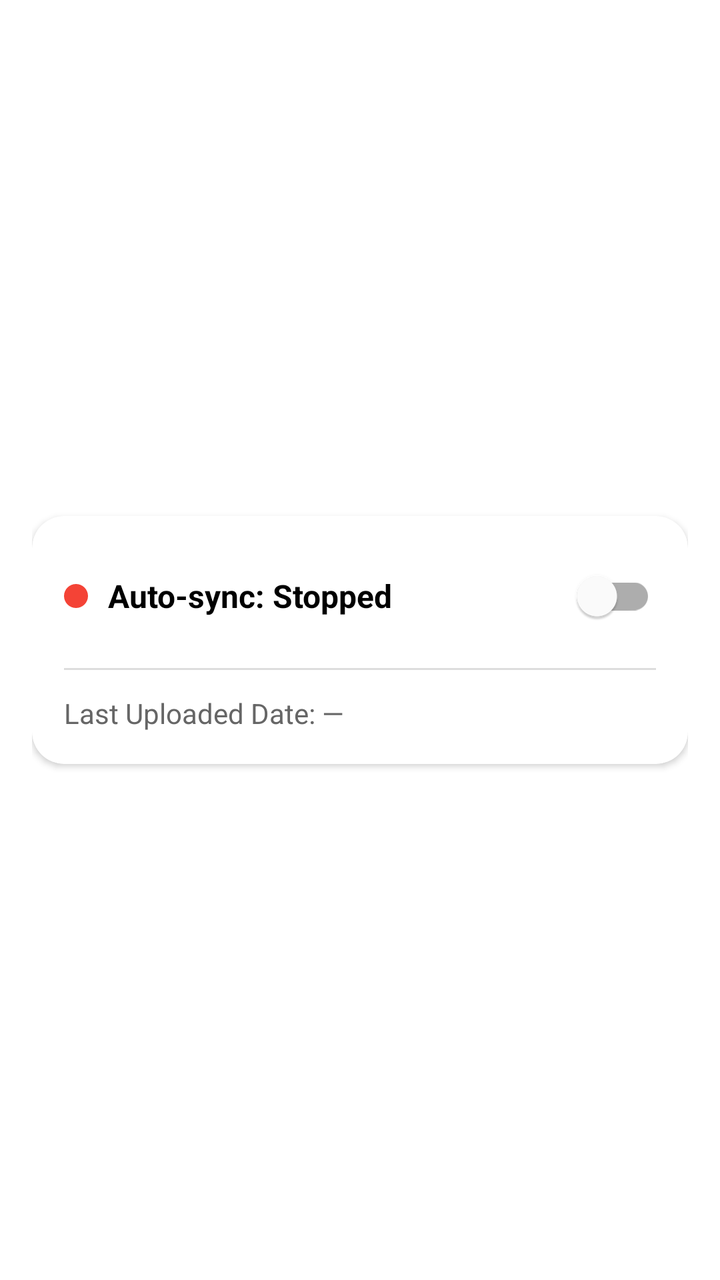
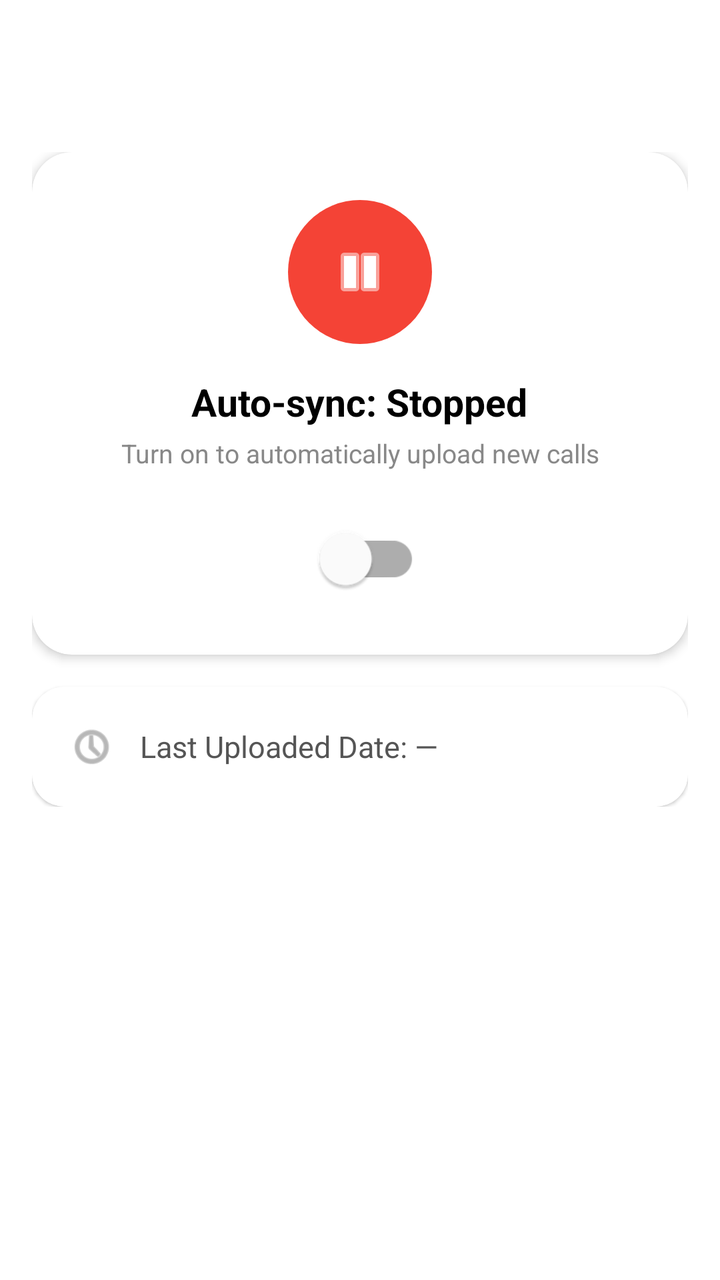

Two renders of the same Android screen: before a commit and after it. Below are the layout's source before the change and the commit's diff.
<!-- AndroidManifest.xml: application theme Theme.Calls -->
<!-- res/layout/fragment_main.xml -->
<?xml version="1.0" encoding="utf-8"?>
<RelativeLayout xmlns:android="http://schemas.android.com/apk/res/android"
    xmlns:app="http://schemas.android.com/apk/res-auto"
    android:layout_width="match_parent"
    android:layout_height="match_parent"
    android:padding="16dp">

    <com.google.android.material.card.MaterialCardView
        android:layout_width="match_parent"
        android:layout_height="wrap_content"
        android:layout_centerInParent="true"
        app:cardCornerRadius="16dp"
        app:cardElevation="2dp">

        <LinearLayout
            android:layout_width="match_parent"
            android:layout_height="wrap_content"
            android:orientation="vertical"
            android:padding="16dp">

            <LinearLayout
                android:layout_width="match_parent"
                android:layout_height="wrap_content"
                android:orientation="horizontal"
                android:gravity="center_vertical">

                <View
                    android:id="@+id/syncStatusDot"
                    android:layout_width="12dp"
                    android:layout_height="12dp"
                    android:background="@drawable/circle_shape"
                    android:backgroundTint="@color/call_missed"/>

                <TextView
                    android:id="@+id/tvSyncStatus"
                    android:layout_width="0dp"
                    android:layout_height="wrap_content"
                    android:layout_weight="1"
                    android:layout_marginStart="10dp"
                    android:text="Auto-sync: Stopped"
                    android:textSize="16sp"
                    android:textStyle="bold"
                    android:textColor="@color/black"/>

                <com.google.android.material.switchmaterial.SwitchMaterial
                    android:id="@+id/switchAutoSync"
                    android:layout_width="wrap_content"
                    android:layout_height="wrap_content"/>

            </LinearLayout>

            <View
                android:layout_width="match_parent"
                android:layout_height="1dp"
                android:background="#22000000"
                android:layout_marginVertical="12dp"/>

            <TextView
                android:id="@+id/lastUpload"
                android:layout_width="match_parent"
                android:layout_height="wrap_content"
                android:text="Last Uploaded Date: —"
                android:textSize="14sp"
                android:textColor="#666666"/>

        </LinearLayout>
    </com.google.android.material.card.MaterialCardView>

</RelativeLayout>
<!-- resources referenced by this layout -->
<resources>
  <color name="black">#FF000000</color>
  <color name="call_missed">#F44336</color>
  <!-- drawable circle_shape (drawable) -->
  <?xml version="1.0" encoding="utf-8"?>
  <shape xmlns:android="http://schemas.android.com/apk/res/android"
      android:shape="oval">
      <solid android:color="@android:color/white"/>
  </shape>
  <style name="Theme.Calls" parent="Theme.MaterialComponents.Light.NoActionBar">
          <item name="colorPrimary">@color/button</item>
          <item name="colorOnPrimary">@color/buttonText</item>
          <item name="android:statusBarColor">@color/background</item>
      </style>
  <color name="button">#212121</color>
  <color name="buttonText">#F9F9F9</color>
  <color name="background">#777777</color>
</resources>

<!-- the commit's change to res/layout/fragment_main.xml (unified diff, before → after) -->
@@ -5,65 +5,108 @@
     android:layout_height="match_parent"
     android:padding="16dp">
 
-    <com.google.android.material.card.MaterialCardView
+    <LinearLayout
         android:layout_width="match_parent"
         android:layout_height="wrap_content"
-        android:layout_centerInParent="true"
-        app:cardCornerRadius="16dp"
-        app:cardElevation="2dp">
+        android:orientation="vertical"
+        android:layout_marginTop="60dp">
 
-        <LinearLayout
+        
+        <com.google.android.material.card.MaterialCardView
             android:layout_width="match_parent"
             android:layout_height="wrap_content"
-            android:orientation="vertical"
-            android:padding="16dp">
+            android:layout_marginBottom="16dp"
+            app:cardCornerRadius="20dp"
+            app:cardElevation="3dp">
+
+            <LinearLayout
+                android:layout_width="match_parent"
+                android:layout_height="wrap_content"
+                android:orientation="vertical"
+                android:padding="24dp"
+                android:gravity="center_horizontal">
+
+                <FrameLayout
+                    android:id="@+id/syncStatusIconBg"
+                    android:layout_width="72dp"
+                    android:layout_height="72dp"
+                    android:background="@drawable/circle_shape"
+                    android:backgroundTint="@color/call_missed">
+
+                    <ImageView
+                        android:id="@+id/syncStatusIcon"
+                        android:layout_width="32dp"
+                        android:layout_height="32dp"
+                        android:layout_gravity="center"
+                        android:src="@android:drawable/ic_media_pause"
+                        app:tint="@android:color/white"/>
+
+                </FrameLayout>
+
+                <TextView
+                    android:id="@+id/tvSyncStatus"
+                    android:layout_width="wrap_content"
+                    android:layout_height="wrap_content"
+                    android:layout_marginTop="16dp"
+                    android:text="Auto-sync: Stopped"
+                    android:textSize="19sp"
+                    android:textStyle="bold"
+                    android:textColor="@color/black"/>
+
+                <TextView
+                    android:id="@+id/tvSyncSubtitle"
+                    android:layout_width="wrap_content"
+                    android:layout_height="wrap_content"
+                    android:layout_marginTop="4dp"
+                    android:text="Turn on to automatically upload new calls"
+                    android:textSize="13sp"
+                    android:textColor="#888888"
+                    android:gravity="center"/>
+
+                <com.google.android.material.switchmaterial.SwitchMaterial
+                    android:id="@+id/switchAutoSync"
+                    android:layout_width="wrap_content"
+                    android:layout_height="wrap_content"
+                    android:layout_marginTop="20dp"
+                    android:scaleX="1.3"
+                    android:scaleY="1.3"/>
+
+            </LinearLayout>
+        </com.google.android.material.card.MaterialCardView>
+
+        
+        <com.google.android.material.card.MaterialCardView
+            android:layout_width="match_parent"
+            android:layout_height="wrap_content"
+            app:cardCornerRadius="16dp"
+            app:cardElevation="1dp">
 
             <LinearLayout
                 android:layout_width="match_parent"
                 android:layout_height="wrap_content"
                 android:orientation="horizontal"
-                android:gravity="center_vertical">
+                android:gravity="center_vertical"
+                android:padding="18dp">
 
-                <View
-                    android:id="@+id/syncStatusDot"
-                    android:layout_width="12dp"
-                    android:layout_height="12dp"
-                    android:background="@drawable/circle_shape"
-                    android:backgroundTint="@color/call_missed"/>
+                <ImageView
+                    android:layout_width="24dp"
+                    android:layout_height="24dp"
+                    android:src="@android:drawable/ic_menu_recent_history"
+                    app:tint="#888888"/>
 
                 <TextView
-                    android:id="@+id/tvSyncStatus"
+                    android:id="@+id/lastUpload"
                     android:layout_width="0dp"
                     android:layout_height="wrap_content"
                     android:layout_weight="1"
-                    android:layout_marginStart="10dp"
-                    android:text="Auto-sync: Stopped"
-                    android:textSize="16sp"
-                    android:textStyle="bold"
-                    android:textColor="@color/black"/>
-
-                <com.google.android.material.switchmaterial.SwitchMaterial
-                    android:id="@+id/switchAutoSync"
-                    android:layout_width="wrap_content"
-                    android:layout_height="wrap_content"/>
+                    android:layout_marginStart="12dp"
+                    android:text="Last Uploaded Date: —"
+                    android:textSize="15sp"
+                    android:textColor="#555555"/>
 
             </LinearLayout>
+        </com.google.android.material.card.MaterialCardView>
 
-            <View
-                android:layout_width="match_parent"
-                android:layout_height="1dp"
-                android:background="#22000000"
-                android:layout_marginVertical="12dp"/>
-
-            <TextView
-                android:id="@+id/lastUpload"
-                android:layout_width="match_parent"
-                android:layout_height="wrap_content"
-                android:text="Last Uploaded Date: —"
-                android:textSize="14sp"
-                android:textColor="#666666"/>
-
-        </LinearLayout>
-    </com.google.android.material.card.MaterialCardView>
+    </LinearLayout>
 
 </RelativeLayout>
